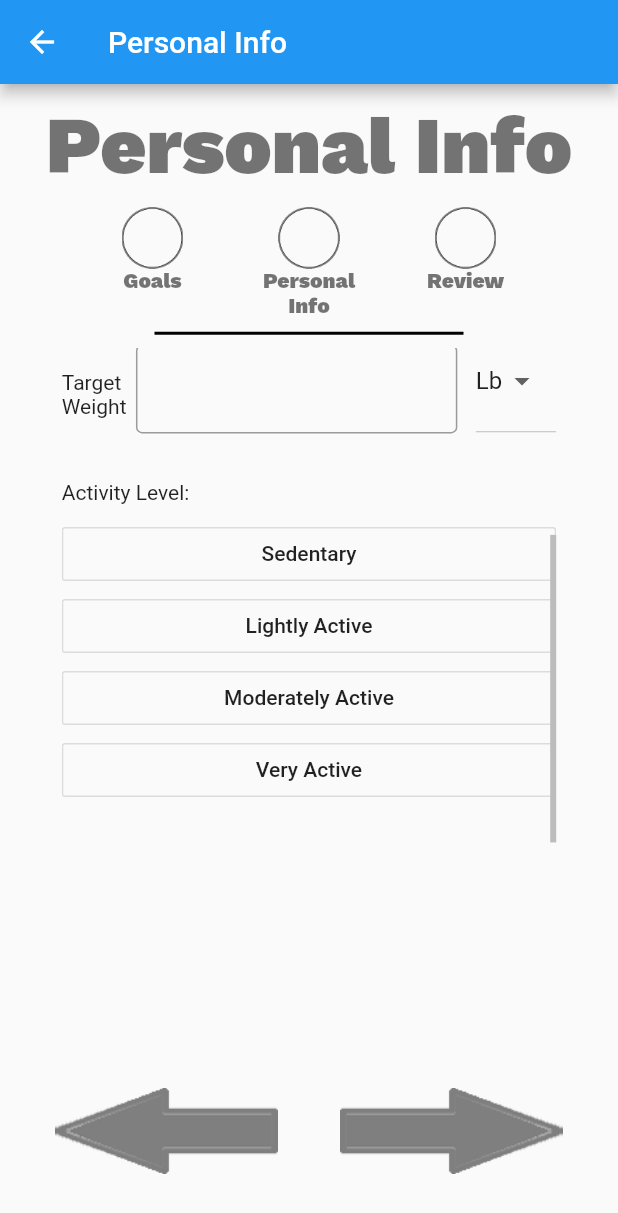
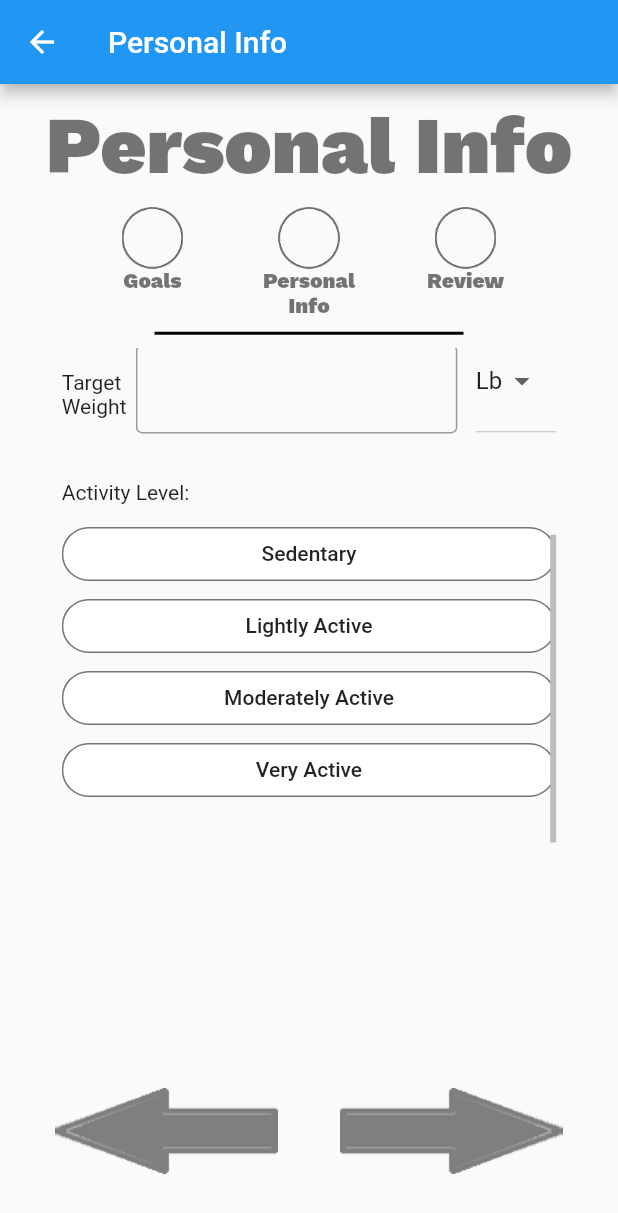
Before and after one commit to bryanesong/FlutterFitnessApp, a Flutter app: the MyProfileInfo screen opened directly, scrolled down 200 dp, on a phone screen of 412 x 824 dp. Shown: the top 1213 px of the screen. Run offline on Flutter 3.47's test engine with Material 2 defaults, Android fonts, the phone set to English and light mode, and no system bars; drawn by our look-alikes of auto_size_text; our stand-ins replace firebase_auth, firebase_core, firebase_database, table_calendar; missing offline and left inert: flame, nice_button; accounts and stored records are empty; statements that could not run were skipped.

Commit message:
personal info page done

```diff
--- a/lib/MyProfileInfo.dart
+++ b/lib/MyProfileInfo.dart
@@ -17,6 +17,8 @@ class MyProfileInfoState extends State<MyProfileInfo> {
   String _weightMeasurement, _heightMeasurement;
   double decreaseListviewHeightBy = 0;
   GlobalKey listViewKey = new GlobalKey();
+  //1: Sedentary, 2: Lightly Active, 3: Moderately Active, 4: Very Active
+  List<bool> sedentaryLevel = [false, false, false, false];
 
   @override
   void initState() {
@@ -253,28 +255,42 @@ class MyProfileInfoState extends State<MyProfileInfo> {
             height: hpad(3),
             child: Text("Activity Level:",
             textAlign: TextAlign.left,)),
-        createOutlineButton("Sedentary"),
-        createOutlineButton("Lightly Active"),
-        createOutlineButton("Moderately Active"),
-        createOutlineButton("Very Active"),
+        createFlatButton("Sedentary", 0),
+        createFlatButton("Lightly Active", 1),
+        createFlatButton("Moderately Active", 2),
+        createFlatButton("Very Active", 3),
 
       ],),
     );
   }
 
-  Widget createOutlineButton(String textLabel) {
-    Color myColor = Colors.purple;
+  Widget createFlatButton(String textLabel, int numInBoolList) {
     return Container(
         width: wpad(80),
-        child: OutlineButton(
+        child: FlatButton(
+          color: sedentaryLevel[numInBoolList] ? Colors.lightBlueAccent : Colors.white,
+          onPressed: () {
+            clearSedentaryList();
+            setState(() {
+              sedentaryLevel[numInBoolList] = true;
+            });
 
-          color: myColor,
-          onPressed: () {
-            myColor = Colors.grey;
           },
+
+          shape: RoundedRectangleBorder(side: BorderSide(
+              color: Colors.black54,
+              width: 1,
+              style: BorderStyle.solid
+          ), borderRadius: BorderRadius.circular(50)),
           child: Text(textLabel),
       )
     );
+  }
+
+  void clearSedentaryList() {
+    for(int i = 0; i < sedentaryLevel.length; i++) {
+      sedentaryLevel[i] = false;
+    }
   }
 
   Widget makeArrowButtons() {
```
Also changed, not shown: lib/SignUp.dart (+7 -20 lines), pubspec.lock.
